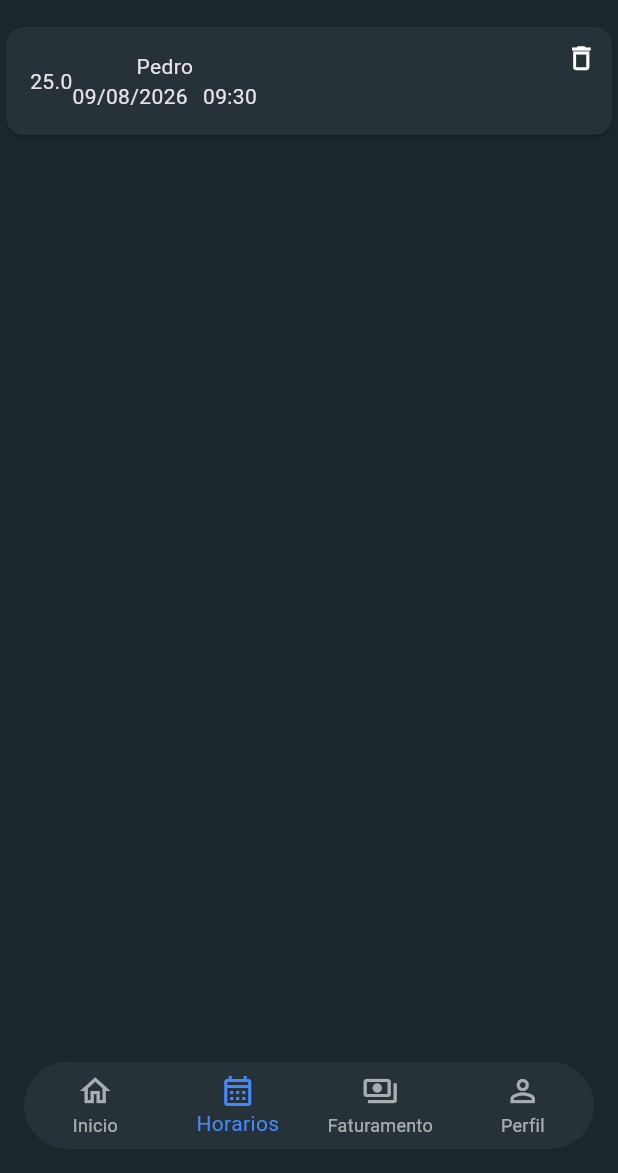
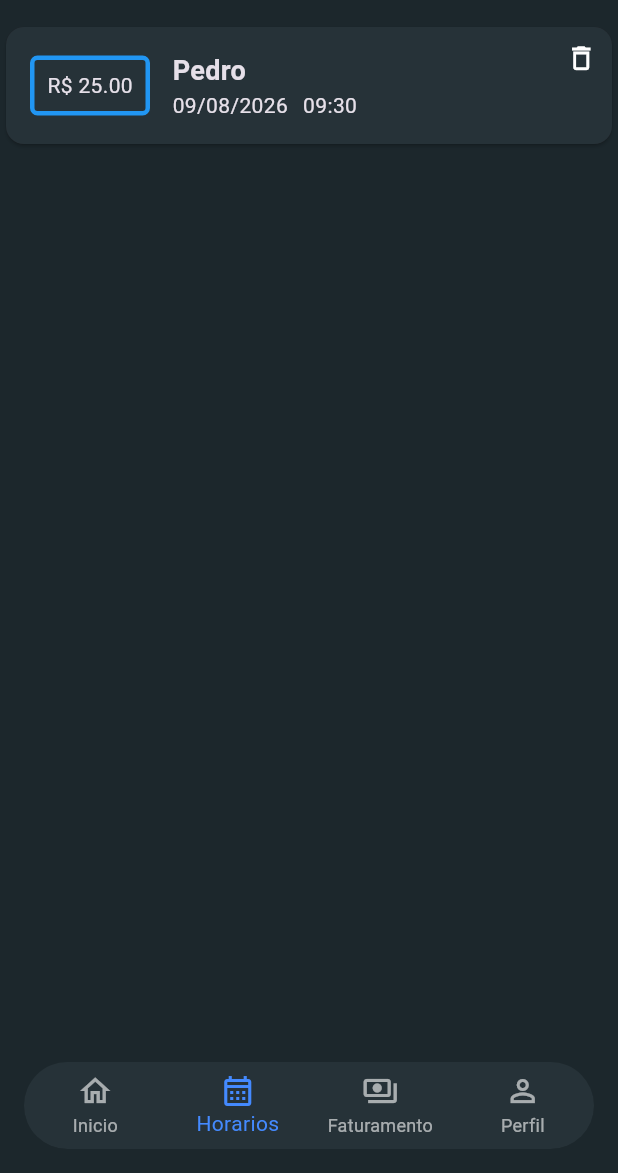
Before and after one commit to pedro-icaro/Agendify, a Flutter app: the screen it shows after launch, item 2 of the bottom bar chosen, on a phone screen of 412 x 824 dp, the part 63-1236 px from its top. Run offline on Flutter 3.47's test engine with Material 3 defaults, Android fonts, the light colour scheme and no system bars.

Commit message:
style: personalização do card de horarios

```diff
--- a/lib/components/cliente_card.dart
+++ b/lib/components/cliente_card.dart
@@ -25,10 +25,32 @@ class ClienteCard extends StatelessWidget {
               padding: const EdgeInsets.all(16.0),
               child: Row(
                 children: [
-                  Container(child: Text("${clientesModelo.valor}")),
-                  Column(
+                  Container(
+                    width: 80,
+                    height: 40,
+                    decoration: BoxDecoration(
+                      border: Border.all(width: 3, color: Colors.blue),
+                      borderRadius: BorderRadius.circular(5),
+                    ),
+                    child: Center(
+                      child: Text(
+                        "R\$ ${clientesModelo.valor.toStringAsFixed(2)}",
+                      ),
+                    ),
+                  ),
+
+                  Padding(
+                    padding: const EdgeInsets.only(left: 15),
+                    child: Column(
+                      crossAxisAlignment: CrossAxisAlignment.start,
                       children: [
-                      Text(clientesModelo.nome),
+                        Text(
+                          clientesModelo.nome,
+                          style: TextStyle(
+                            fontSize: 18,
+                            fontWeight: FontWeight.bold,
+                          ),
+                        ),
                         Row(
                           children: [
                             Text(dataFormatada),
@@ -37,6 +59,7 @@ class ClienteCard extends StatelessWidget {
                           ],
                         ),
                       ],
+                    ),
                   ),
                 ],
               ),
```
Lines whose indentation alone changed are shown as unchanged.
